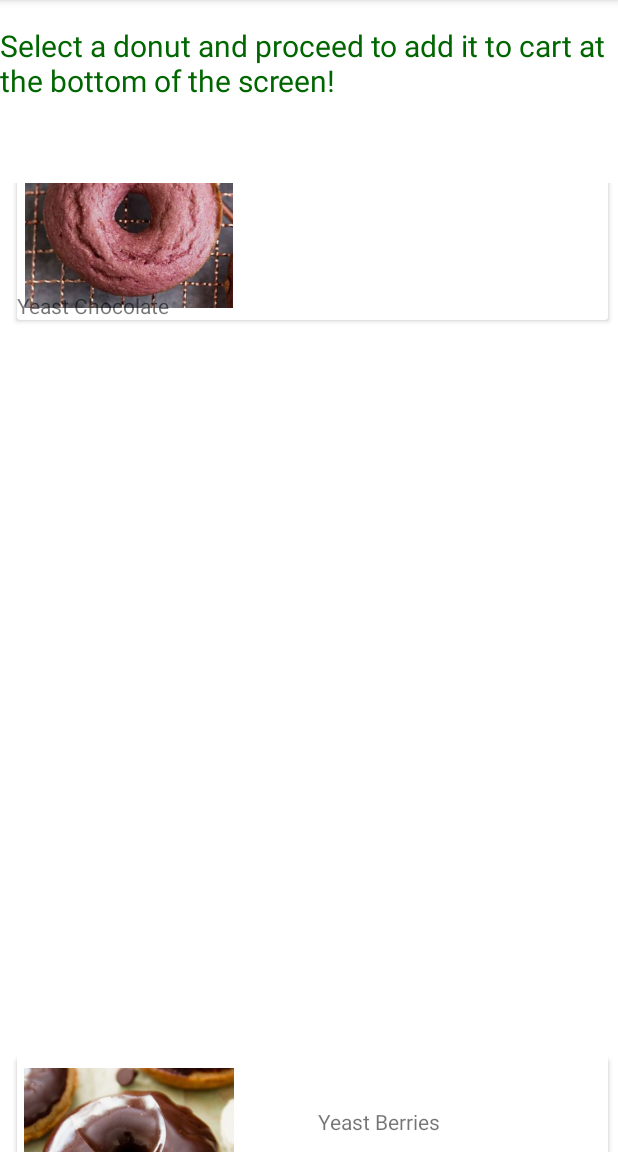
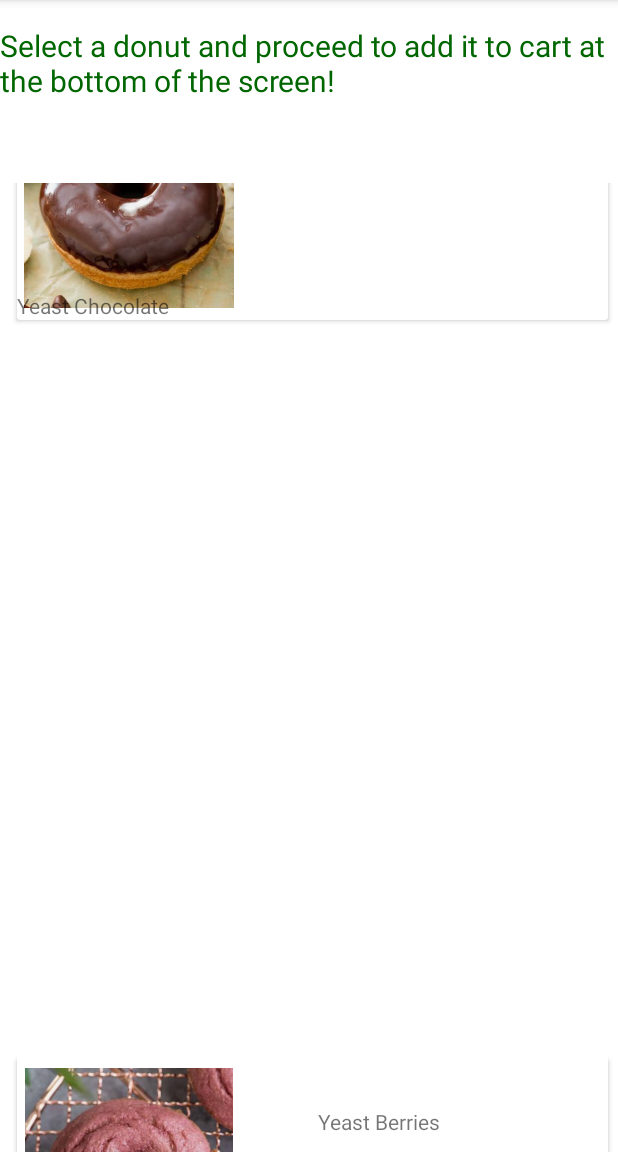
Before and after one commit to SebastianACarrasco/Software-Methodology, an Android app: the DonutsActivity screen opened directly, with no data from a screen before it, scrolled down 1356 dp, on a phone screen of 412 x 824 dp, the part 84-1236 px from its top. Run offline under Robolectric (Android 15) with nearby library versions, the phone set to English and light mode, and no system bars.

Commit message:
pics readded

```diff
--- a/Project5/app/src/main/java/com/example/project5/DonutsActivity.java
+++ b/Project5/app/src/main/java/com/example/project5/DonutsActivity.java
@@ -11,8 +11,8 @@ public class DonutsActivity extends AppCompatActivity{
     String flavors[];
 
     String prices[];
-    int images[] = { R.drawable.strawberry, R.drawable.plain, R.drawable.raspberry,
-            R.drawable.chocolate, R.drawable.boston, R.drawable.powdered, R.drawable.glazed,
+    int images[] = { R.drawable.strawberry, R.drawable.plain,
+            R.drawable.chocolate, R.drawable.raspberry, R.drawable.boston, R.drawable.powdered, R.drawable.glazed,
             R.drawable.jelly, R.drawable.butternut, R.drawable.maple,
             R.drawable.rainbow, R.drawable.toasted};
 
```
Also changed, not shown: Project5/app/src/main/res/drawable/rainbow.png, Project5/app/src/main/res/drawable/toasted.png.
